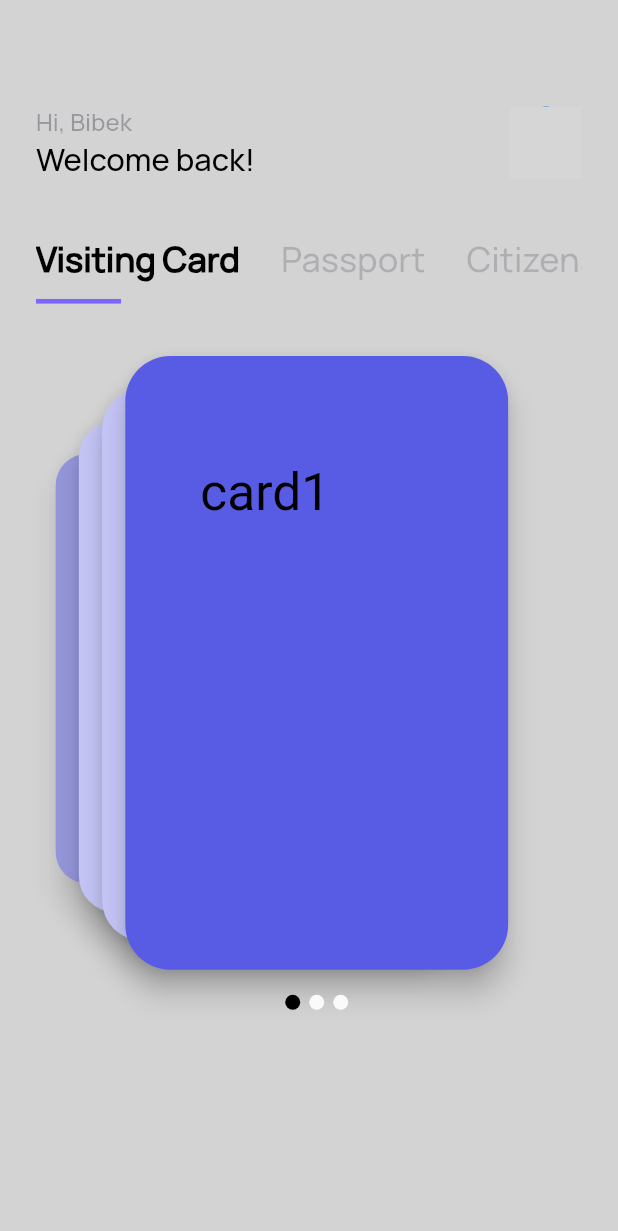
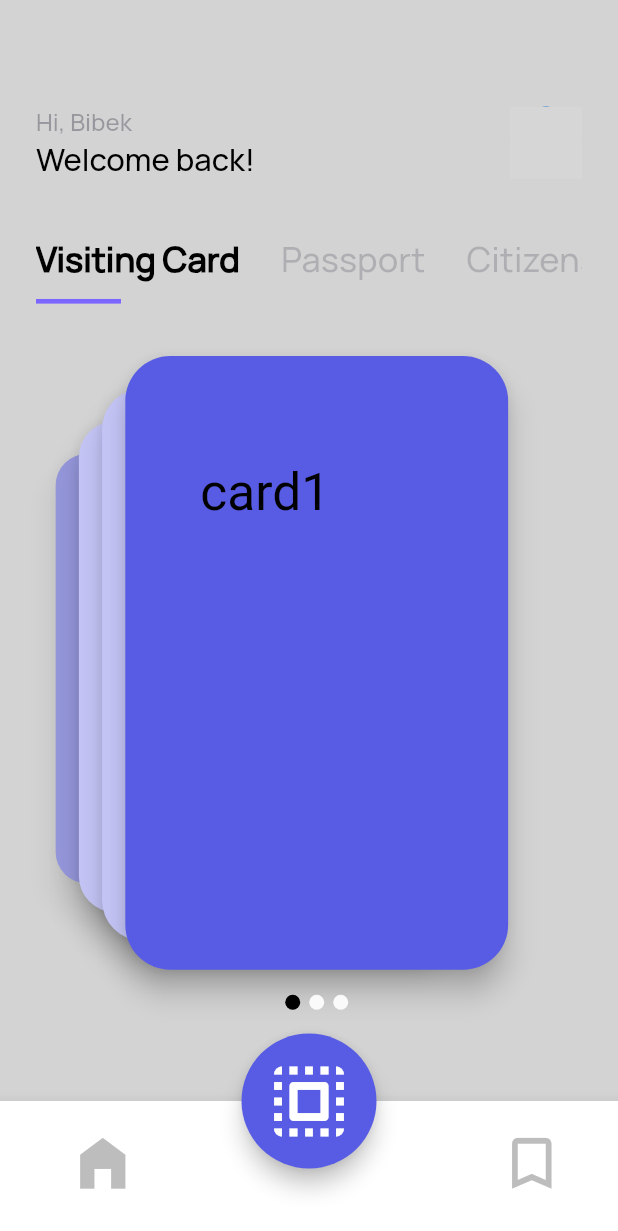
Before and after one commit to ziggy010/ezy_share_after_design, a Flutter app: the screen it shows after launch, on a phone screen of 412 x 824 dp. Shown: the top 1231 px of the screen. Run offline on Flutter 3.47's test engine with Material 2 defaults, Android fonts, the phone set to English and light mode, and no system bars; our stand-ins replace flutter_screenutil, flutter_swiper, permission_handler, smooth_page_indicator; missing offline and left inert: document_scanner, qr_code_scanner; network calls fail; grey boxes are pictures that could not be loaded.

Commit message:
Bottom Nav bar

```diff
--- a/lib/screens/homepage.dart
+++ b/lib/screens/homepage.dart
@@ -20,7 +20,35 @@ class _HomepageState extends State<Homepage> {
   Color secondaryCardColor = Color(0xFFC5C6F7);
 
   List<HomeCardInfo> homeCards = [];
-
+  Widget _offsetPopup() => PopupMenuButton<int>(
+      itemBuilder: (context) => [
+            const PopupMenuItem(
+              value: 1,
+              child: Text(
+                "Home",
+                style:
+                    TextStyle(color: Colors.black, fontWeight: FontWeight.w700),
+              ),
+            ),
+            const PopupMenuItem(
+              value: 2,
+              child: Text(
+                "Saved",
+                style:
+                    TextStyle(color: Colors.black, fontWeight: FontWeight.w700),
+              ),
+            ),
+          ],
+      icon: Container(
+        height: double.infinity,
+        width: double.infinity,
+        decoration: const ShapeDecoration(
+            color: Colors.blue,
+            shape: StadiumBorder(
+              side: BorderSide(color: Colors.white, width: 2),
+            )),
+        //child: Icon(Icons.menu, color: Colors.white), <-- You can give your icon here
+      ));
   @override
   Widget build(BuildContext context) {
     return Scaffold(
@@ -198,6 +226,56 @@ class _HomepageState extends State<Homepage> {
           ],
         ),
       ),
+      floatingActionButton: SizedBox(
+        height: 90,
+        width: 90,
+        child: FloatingActionButton(
+          backgroundColor: const Color(0xFF585CE5),
+          onPressed: () {},
+          child: Icon(
+            color: Colors.white,
+            Icons.select_all_rounded,
+            size: 62,
+          ),
+        ),
+      ),
+      floatingActionButtonLocation: FloatingActionButtonLocation.centerDocked,
+      bottomNavigationBar: SizedBox(
+        height: 90,
+        child: BottomAppBar(
+          color: Colors.white,
+          // /shape: const CircularNotchedRectangle(),
+
+          child: Row(
+            mainAxisSize: MainAxisSize.max,
+            mainAxisAlignment: MainAxisAlignment.spaceBetween,
+            children: <Widget>[
+              Padding(
+                padding: const EdgeInsets.only(left: 38.0, bottom: 20),
+                child: IconButton(
+                  icon: Icon(
+                    Icons.home_filled,
+                    color: Colors.grey.shade400,
+                    size: 45,
+                  ),
+                  onPressed: () {},
+                ),
+              ),
+              Padding(
+                padding: const EdgeInsets.only(right: 40.0, bottom: 20),
+                child: IconButton(
+                  icon: Icon(
+                    Icons.bookmark_border,
+                    size: 45,
+                    color: Colors.grey.shade400,
+                  ),
+                  onPressed: () {},
+                ),
+              ),
+            ],
+          ),
+        ),
+      ),
     );
   }
 }
--- a/pubspec.yaml
+++ b/pubspec.yaml
@@ -28,10 +28,13 @@ environment:
 # versions available, run `flutter pub outdated`.
 dependencies:
   cupertino_icons: ^1.0.2
+  document_scanner: ^0.2.1
   flutter:
     sdk: flutter
   flutter_screenutil: ^5.5.3+2
   flutter_swiper: ^1.1.6
+  permission_handler: ^10.0.0
+  qr_code_scanner: ^1.0.0
   smooth_page_indicator: ^1.0.0+2
 
 dev_dependencies:
```
Also changed, not shown: lib/screens/document_scan.dart (added, +99 -0 lines), lib/screens/qr_code.dart (added, +130 -0 lines), pubspec.lock, 1 other file.
